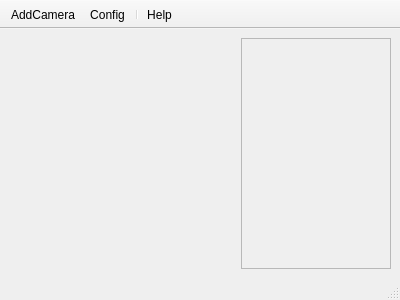
xandroalmeida/CamViewer, file mainwindow.ui: the form before one commit.
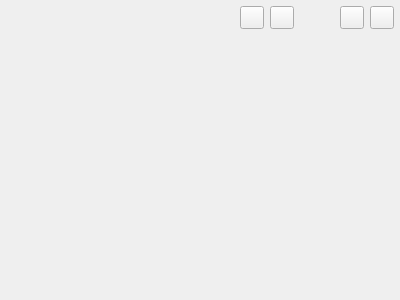
The form after the commit. Icons and pictures are not drawn.

The edit to the form file:
```diff
--- a/mainwindow.ui
+++ b/mainwindow.ui
@@ -16,10 +16,10 @@
   <widget class="QWidget" name="mainWidget">
    <layout class="QHBoxLayout" name="horizontalLayout">
     <property name="spacing">
-     <number>9</number>
+     <number>4</number>
     </property>
     <property name="margin">
-     <number>9</number>
+     <number>0</number>
     </property>
     <item>
      <widget class="QWidget" name="centralWidget" native="true">
@@ -40,6 +40,81 @@
      </widget>
     </item>
     <item>
+     <layout class="QVBoxLayout" name="verticalLayout">
+      <property name="bottomMargin">
+       <number>9</number>
+      </property>
+      <item>
+       <layout class="QHBoxLayout" name="horizontalLayout_2">
+        <property name="topMargin">
+         <number>6</number>
+        </property>
+        <property name="rightMargin">
+         <number>6</number>
+        </property>
+        <item>
+         <widget class="QToolButton" name="toolButton">
+          <property name="text">
+           <string/>
+          </property>
+          <property name="icon">
+           <iconset resource="icons.qrc">
+            <normaloff>:/icons/Add.png</normaloff>:/icons/Add.png</iconset>
+          </property>
+         </widget>
+        </item>
+        <item>
+         <widget class="QToolButton" name="toolButton_2">
+          <property name="text">
+           <string/>
+          </property>
+          <property name="icon">
+           <iconset resource="icons.qrc">
+            <normaloff>:/icons/Preferences.png</normaloff>:/icons/Preferences.png</iconset>
+          </property>
+         </widget>
+        </item>
+        <item>
+         <spacer name="horizontalSpacer">
+          <property name="orientation">
+           <enum>Qt::Horizontal</enum>
+          </property>
+          <property name="sizeType">
+           <enum>QSizePolicy::Minimum</enum>
+          </property>
+          <property name="sizeHint" stdset="0">
+           <size>
+            <width>40</width>
+            <height>20</height>
+           </size>
+          </property>
+         </spacer>
+        </item>
+        <item>
+         <widget class="QToolButton" name="toolButton_3">
+          <property name="text">
+           <string/>
+          </property>
+          <property name="icon">
+           <iconset resource="icons.qrc">
+            <normaloff>:/icons/Info.png</normaloff>:/icons/Info.png</iconset>
+          </property>
+         </widget>
+        </item>
+        <item>
+         <widget class="QToolButton" name="btnQuit">
+          <property name="text">
+           <string/>
+          </property>
+          <property name="icon">
+           <iconset resource="icons.qrc">
+            <normaloff>:/icons/Cross.png</normaloff>:/icons/Cross.png</iconset>
+          </property>
+         </widget>
+        </item>
+       </layout>
+      </item>
+      <item>
      <widget class="QScrollArea" name="scrollArea">
       <property name="sizePolicy">
        <sizepolicy hsizetype="Minimum" vsizetype="Expanding">
@@ -53,6 +128,12 @@
         <height>0</height>
        </size>
       </property>
+        <property name="frameShape">
+         <enum>QFrame::NoFrame</enum>
+        </property>
+        <property name="frameShadow">
+         <enum>QFrame::Sunken</enum>
+        </property>
       <property name="widgetResizable">
        <bool>true</bool>
       </property>
@@ -61,86 +142,30 @@
         <rect>
          <x>0</x>
          <y>0</y>
-         <width>146</width>
-         <height>208</height>
+           <width>163</width>
+           <height>228</height>
         </rect>
        </property>
       </widget>
      </widget>
     </item>
-   </layout>
-  </widget>
-  <widget class="QMenuBar" name="menuBar">
-   <property name="geometry">
-    <rect>
-     <x>0</x>
-     <y>0</y>
-     <width>400</width>
-     <height>18</height>
-    </rect>
-   </property>
-  </widget>
-  <widget class="QToolBar" name="mainToolBar">
-   <property name="windowTitle">
-    <string>CameraViewer</string>
-   </property>
-   <property name="movable">
-    <bool>false</bool>
-   </property>
-   <property name="floatable">
-    <bool>false</bool>
-   </property>
-   <attribute name="toolBarArea">
-    <enum>TopToolBarArea</enum>
-   </attribute>
-   <attribute name="toolBarBreak">
-    <bool>false</bool>
-   </attribute>
-   <addaction name="actionAddCamera"/>
-   <addaction name="actionCOnfig"/>
-   <addaction name="separator"/>
-   <addaction name="actionHelp"/>
-  </widget>
-  <widget class="QStatusBar" name="statusBar"/>
-  <action name="actionAddCamera">
-   <property name="icon">
-    <iconset resource="icons.qrc">
-     <normaloff>:/icons/Add.png</normaloff>:/icons/Add.png</iconset>
-   </property>
+      <item>
+       <widget class="QLabel" name="label">
    <property name="text">
-    <string>AddCamera</string>
-   </property>
-   <property name="shortcut">
-    <string>Ctrl+A</string>
-   </property>
-  </action>
-  <action name="actionHelp">
-   <property name="icon">
-    <iconset resource="icons.qrc">
-     <normaloff>:/icons/Info.png</normaloff>:/icons/Info.png</iconset>
-   </property>
-   <property name="text">
-    <string>Help</string>
-   </property>
-   <property name="shortcut">
-    <string>?</string>
-   </property>
-  </action>
-  <action name="actionCOnfig">
-   <property name="icon">
-    <iconset resource="icons.qrc">
-     <normaloff>:/icons/Preferences.png</normaloff>:/icons/Preferences.png</iconset>
-   </property>
-   <property name="text">
-    <string>Config</string>
-   </property>
-   <property name="toolTip">
-    <string>Configurations</string>
-   </property>
-   <property name="shortcut">
-    <string>Ctrl+T</string>
-   </property>
-  </action>
+         <string/>
+        </property>
+        <property name="pixmap">
+         <pixmap resource="icons.qrc">:/images/logo_sonicit.png</pixmap>
+        </property>
+        <property name="alignment">
+         <set>Qt::AlignCenter</set>
+        </property>
+       </widget>
+      </item>
+     </layout>
+    </item>
+   </layout>
+  </widget>
  </widget>
  <layoutdefault spacing="6" margin="11"/>
  <resources>
```
Left out of the diff: 19 changed lines with no effect on the pictures. Lines whose indentation alone changed are shown as unchanged.
